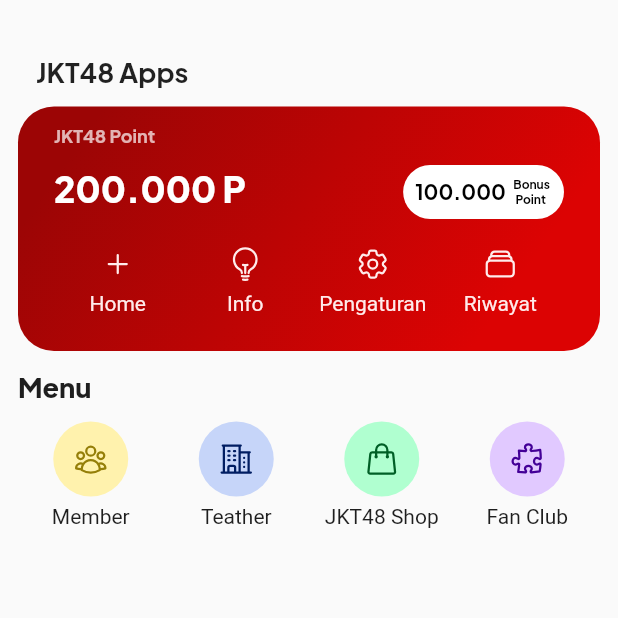
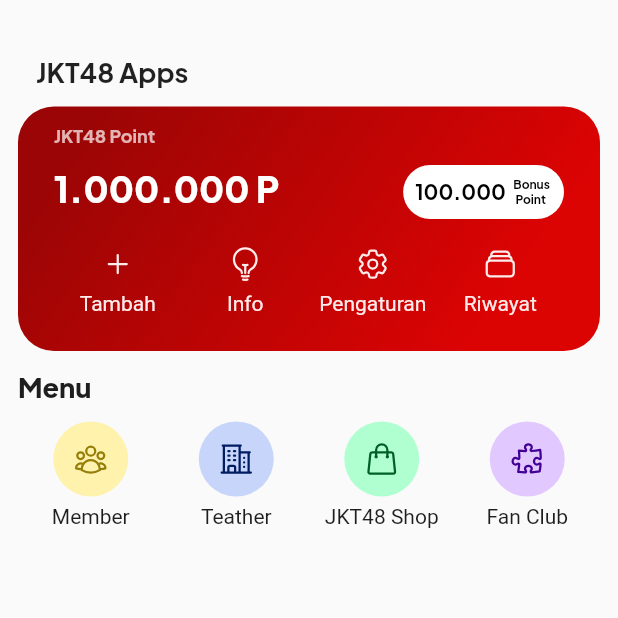
Before and after one commit to aplicalvin/jkt48-member-app, a Flutter app: the screen it shows after launch, on a phone screen of 412 x 824 dp, the top half of it. Run offline on Flutter 3.47's test engine with Material 2 defaults, Android fonts, the phone set to English and light mode, and no system bars; our stand-ins replace heroicons.

Commit message:
HomePage #3 - Update Menu dan tambah Blank Page

```diff
--- a/lib/widgets/Home/MenuItems.dart
+++ b/lib/widgets/Home/MenuItems.dart
@@ -6,17 +6,20 @@
   final String label;
   final Color containerColor;
   final Color iconColor;
+  final VoidCallback saatklik;
 
-  MenuItems({
-    required this.iconbang,
+  MenuItems(
+      {required this.iconbang,
       required this.label,
       required this.containerColor,
       required this.iconColor,
-  });
+      required this.saatklik});
 
   @override
   Widget build(BuildContext context) {
-    return Container(
+    return GestureDetector(
+      onTap: saatklik,
+      child: Container(
         width: 80.0, // Lebar Container terluar setara dengan 100px
         child: Column(
           children: [
@@ -46,6 +49,7 @@
             ),
           ],
         ),
+      ),
     );
   }
 }
--- a/lib/widgets/Home/PointsBar.dart
+++ b/lib/widgets/Home/PointsBar.dart
@@ -1,5 +1,7 @@
 import 'package:flutter/material.dart';
 import 'package:heroicons/heroicons.dart';
+import 'package:jkt48_member_apps/screens/blankPage.dart';
+// import 'package:jkt48_member_apps/screens/blankPage.dart';
 import 'package:jkt48_member_apps/widgets/Home/PointsMenu.dart';
 
 class PointsBar extends StatelessWidget {
@@ -48,7 +50,7 @@
               crossAxisAlignment: CrossAxisAlignment.start,
               children: [
                 Text(
-                  "200.000 P",
+                  "1.000.000 P",
                   style: TextStyle(
                     fontFamily: 'Jakarta',
                     fontWeight: FontWeight.w900,
@@ -98,25 +100,45 @@
                 Expanded(
                   child: PointsMenu(
                     iconku: HeroIcons.plusSmall,
-                    label: 'Home',
+                    label: 'Tambah',
+                    onTap: () {
+                      Navigator.of(context).push(MaterialPageRoute(
+                        builder: (context) => BlankPageHaha(),
+                      ));
+                    },
                   ),
                 ),
                 Expanded(
                   child: PointsMenu(
                     iconku: HeroIcons.lightBulb,
                     label: 'Info',
+                    onTap: () {
+                      Navigator.of(context).push(MaterialPageRoute(
+                        builder: (context) => BlankPageHaha(),
+                      ));
+                    },
                   ),
                 ),
                 Expanded(
                   child: PointsMenu(
                     iconku: HeroIcons.cog6Tooth,
                     label: 'Pengaturan',
+                    onTap: () {
+                      Navigator.of(context).push(MaterialPageRoute(
+                        builder: (context) => BlankPageHaha(),
+                      ));
+                    },
                   ),
                 ),
                 Expanded(
                   child: PointsMenu(
                     iconku: HeroIcons.rectangleStack,
                     label: 'Riwayat',
+                    onTap: () {
+                      Navigator.of(context).push(MaterialPageRoute(
+                        builder: (context) => BlankPageHaha(),
+                      ));
+                    },
                   ),
                 ),
               ],
--- a/lib/widgets/Home/PointsMenu.dart
+++ b/lib/widgets/Home/PointsMenu.dart
@@ -4,12 +4,19 @@
 class PointsMenu extends StatelessWidget {
   final HeroIcons iconku;
   final String label;
+  final VoidCallback onTap; // Menggunakan VoidCallback untuk menangani onTap
 
-  PointsMenu({required this.iconku, required this.label});
+  PointsMenu({
+    required this.iconku,
+    required this.label,
+    required this.onTap,
+  });
 
   @override
   Widget build(BuildContext context) {
-    return Container(
+    return GestureDetector(
+      onTap: onTap,
+      child: Container(
         child: Column(
           children: [
             Container(
@@ -32,6 +39,7 @@
             )
           ],
         ),
+      ),
     );
   }
 }
--- a/pubspec.yaml
+++ b/pubspec.yaml
@@ -31,6 +31,7 @@
     flutter:
         sdk: flutter
     heroicons: 0.9.0
+    url_launcher: ^6.0.0
 
     # The following adds the Cupertino Icons font to your application.
     # Use with the CupertinoIcons class for iOS style icons.
```
Also changed, not shown: lib/screens/blankPage.dart (added, +53 -0 lines), lib/widgets/Home/HomeNavbar.dart (added, +10 -0 lines), lib/widgets/Home/MenuKuBar.dart (+23 -4 lines), lib/screens/memberList.dart (renamed from lib/screens/member_list.dart), pubspec.lock, 5 other files. Lines whose indentation alone changed are shown as unchanged.
